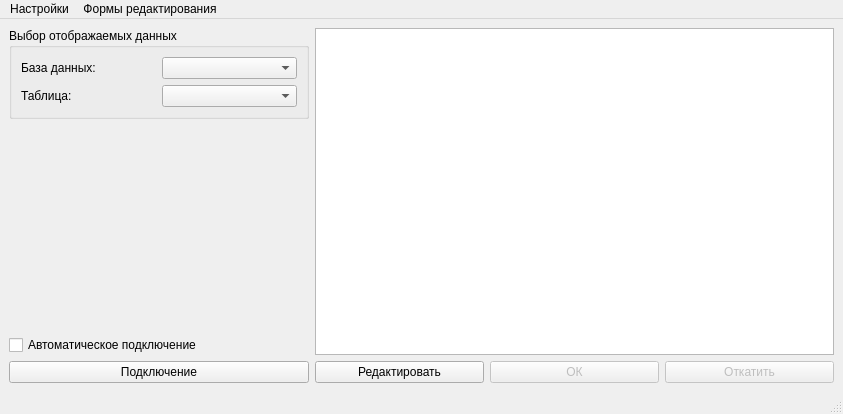
This is mysqlclient.ui in androids7/mysqlclient as Qt 5 draws it before an edit. The edited form follows.
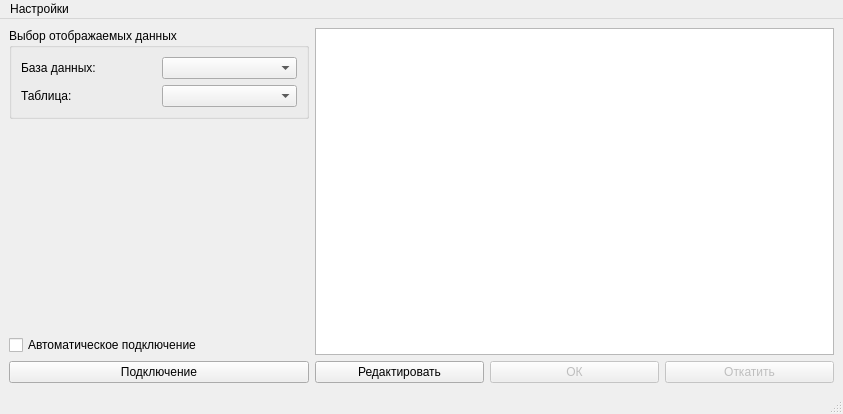
This is the edited form.

The edit to the form file:
```diff
--- a/mysqlclient.ui
+++ b/mysqlclient.ui
@@ -142,15 +142,9 @@
     <property name="title">
      <string>Настройки</string>
     </property>
-   </widget>
-   <widget class="QMenu" name="menuEdit">
-    <property name="title">
-     <string>Формы редактирования</string>
-    </property>
-    <addaction name="actionEditProjects"/>
+    <addaction name="actionEdit"/>
    </widget>
    <addaction name="menuOptions"/>
-   <addaction name="menuEdit"/>
   </widget>
   <widget class="QStatusBar" name="statusbar"/>
   <action name="actionEditProjects">
```
Left out of the diff: 8 changed lines with no effect on the pictures.
